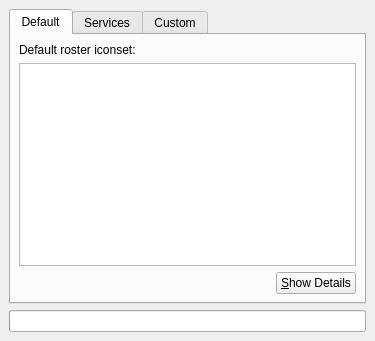
Old version of the form src/options/opt_iconset_roster.ui in the repository psi-im/psi.
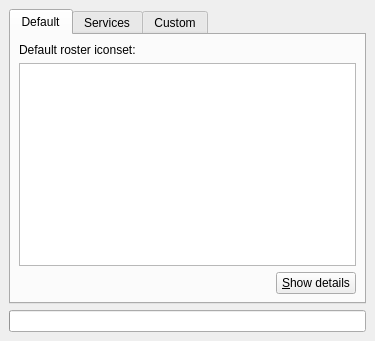
New version of the form. Custom widgets are drawn as their Qt base class.

Patch:
```diff
--- a/src/options/opt_iconset_roster.ui
+++ b/src/options/opt_iconset_roster.ui
@@ -45,7 +45,7 @@
        <item row="2" column="1" >
         <widget class="IconButton" name="pb_defRosterDetails" >
          <property name="text" >
-          <string>&amp;Show Details</string>
+          <string>&amp;Show details</string>
          </property>
         </widget>
        </item>
```
Left out of the diff: 4 changed lines with no effect on the pictures.
